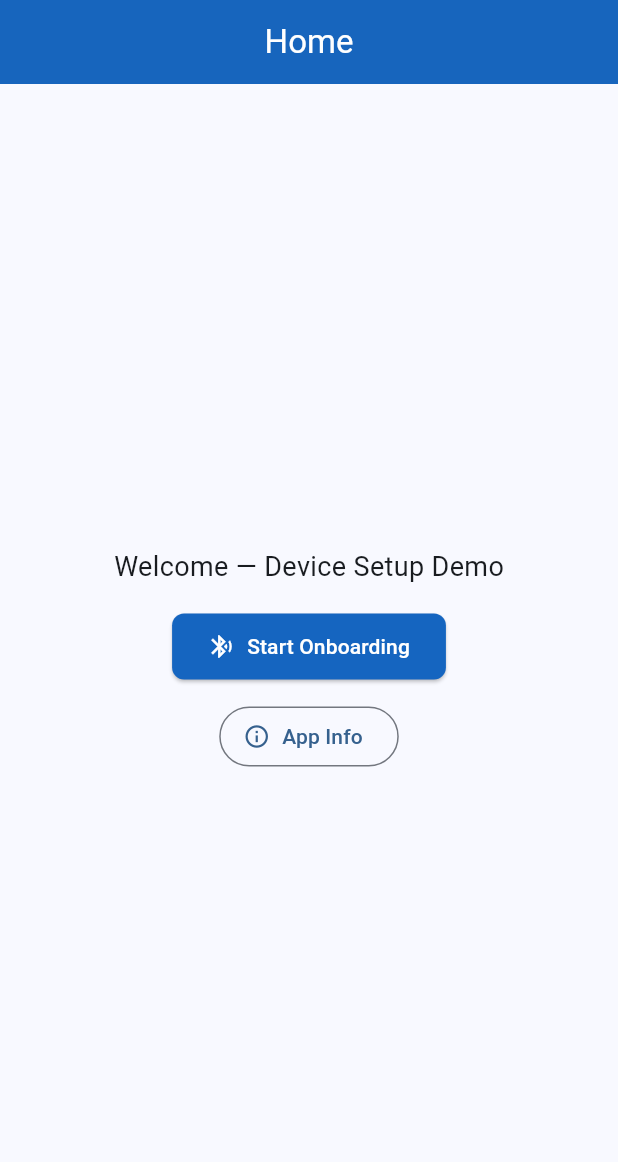
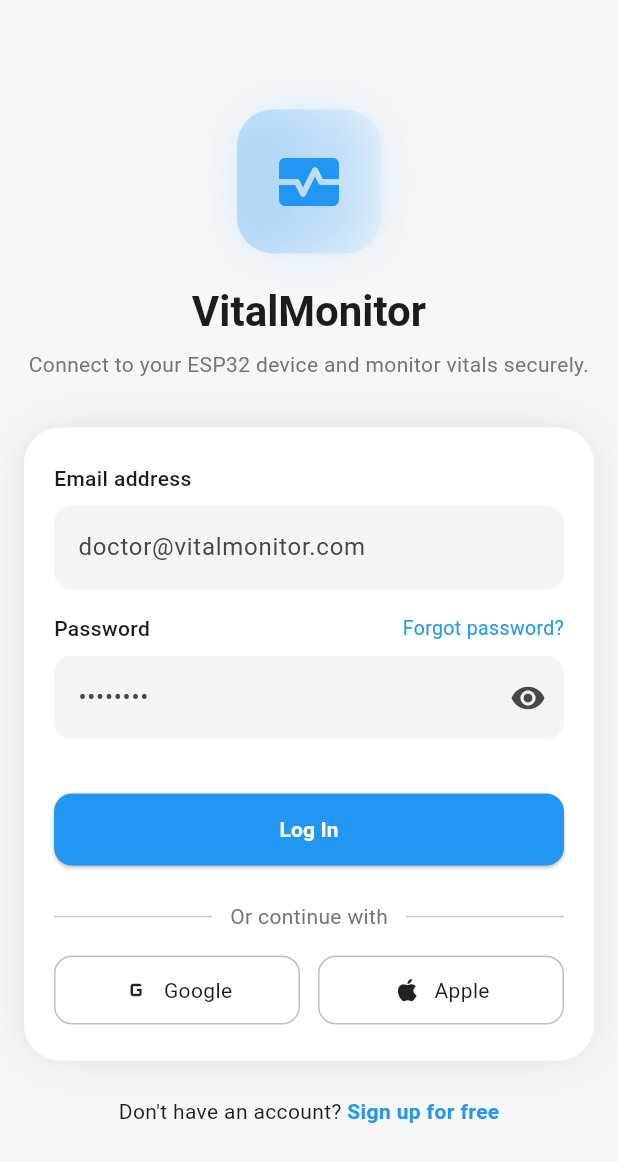
Before and after one commit to AntonyCJ30/ESP32_Monitoring_app, a Flutter app: the screen it shows after launch, on a phone screen of 412 x 824 dp. Shown: the top 1162 px of the screen. Run offline on Flutter 3.47's test engine with Material 3 defaults, Android fonts, the phone set to English and light mode, and no system bars; our stand-ins replace flutter_blue_plus, permission_handler, shared_preferences.

Commit message:
Add authentication flow with auto-login and app entry screen

```diff
--- /dev/null
+++ b/lib/auth/auth_controller.dart
@@ -0,0 +1,51 @@
+import 'package:flutter/material.dart';
+import 'auth_service.dart';
+
+class AuthController extends ChangeNotifier {
+  final AuthService _service;
+
+  AuthController(this._service);
+
+  bool loading = true;     // for splash / auto-login
+  bool loggedIn = false;   // auth state
+  String? error;           // error message for UI
+
+  /// CALLED ON APP START (auto-login)
+  Future<void> checkAutoLogin() async {
+    loggedIn = await _service.isLoggedIn();
+    loading = false;
+    notifyListeners();
+  }
+
+  /// LOGIN CALLED FROM LoginScreen
+  Future<bool> login(String email, String password) async {
+    if (email.isEmpty || password.isEmpty) {
+      error = "Email and password required";
+      notifyListeners();
+      return false;
+    }
+
+    loading = true;
+    error = null;
+    notifyListeners();
+
+    final success = await _service.login(email, password);
+
+    loading = false;
+    loggedIn = success;
+
+    if (!success) {
+      error = "Invalid credentials";
+    }
+
+    notifyListeners();
+    return success;
+  }
+
+  /// LOGOUT
+  Future<void> logout() async {
+    await _service.logout();
+    loggedIn = false;
+    notifyListeners();
+  }
+}
--- /dev/null
+++ b/lib/auth/auth_model.dart
@@ -0,0 +1,25 @@
+class LoginModel {
+  final String email;
+  final String password;
+
+  LoginModel({
+    required this.email,
+    required this.password,
+  });
+
+  /// Convert model → JSON (for API calls)
+  Map<String, dynamic> toJson() {
+    return {
+      'email': email,
+      'password': password,
+    };
+  }
+
+  /// Create model from JSON (if needed later)
+  factory LoginModel.fromJson(Map<String, dynamic> json) {
+    return LoginModel(
+      email: json['email'] as String,
+      password: json['password'] as String,
+    );
+  }
+}
--- /dev/null
+++ b/lib/auth/auth_service.dart
@@ -0,0 +1,32 @@
+import 'package:shared_preferences/shared_preferences.dart';
+
+class AuthService {
+  static const String _loginKey = 'is_logged_in';
+
+  /// LOGIN (mock for now)
+  Future<bool> login(String email, String password) async {
+    // simulate network delay
+    await Future.delayed(const Duration(seconds: 2));
+
+    // mock credentials
+    if (email == "test@mediapp.com" && password == "123456") {
+      final prefs = await SharedPreferences.getInstance();
+      await prefs.setBool(_loginKey, true);
+      return true;
+    }
+
+    return false;
+  }
+
+  /// AUTO LOGIN CHECK (on app start)
+  Future<bool> isLoggedIn() async {
+    final prefs = await SharedPreferences.getInstance();
+    return prefs.getBool(_loginKey) ?? false;
+  }
+
+  /// LOGOUT
+  Future<void> logout() async {
+    final prefs = await SharedPreferences.getInstance();
+    await prefs.remove(_loginKey);
+  }
+}
--- a/lib/main.dart
+++ b/lib/main.dart
@@ -1,10 +1,24 @@
 import 'package:flutter/material.dart';
+import 'package:provider/provider.dart';
 
+import 'auth/auth_controller.dart';
+import 'auth/auth_service.dart';
+
+import 'screens/app_entry_screen.dart';
 import 'screens/home_screen.dart';
 import 'routes/onboarding_screen_routes.dart';
 
 void main() {
-  runApp(const MyApp());
+  runApp(
+    MultiProvider(
+      providers: [
+        ChangeNotifierProvider<AuthController>(
+          create: (_) => AuthController(AuthService()),
+        ),
+      ],
+      child: const MyApp(),
+    ),
+  );
 }
 
 class MyApp extends StatelessWidget {
@@ -16,23 +30,23 @@ class MyApp extends StatelessWidget {
       title: 'Device Setup App',
       debugShowCheckedModeBanner: false,
 
-      //  GLOBAL APP STYLES (UNCHANGED)
+      // ✅ GLOBAL APP STYLES (UNCHANGED)
       theme: ThemeData(
         useMaterial3: true,
         colorScheme: ColorScheme.fromSeed(
           seedColor: Colors.blue,
         ),
         appBarTheme: const AppBarTheme(
-          backgroundColor: Color(0xFF1565C0), // professional blue
+          backgroundColor: Color(0xFF1565C0),
           foregroundColor: Colors.white,
           elevation: 2,
           centerTitle: true,
         ),
         elevatedButtonTheme: ElevatedButtonThemeData(
           style: ElevatedButton.styleFrom(
-            backgroundColor: const Color(0xFF1565C0),
+            backgroundColor: Color(0xFF1565C0),
             foregroundColor: Colors.white,
-            padding: const EdgeInsets.symmetric(
+            padding: EdgeInsets.symmetric(
               horizontal: 24,
               vertical: 12,
             ),
@@ -43,14 +57,13 @@ class MyApp extends StatelessWidget {
         ),
       ),
 
-      // ROUTING
-      initialRoute: HomeScreen.routeName,
+      // ✅ AUTH-AWARE ENTRY POINT
+      home: const AppEntryScreen(),
+
+      // ✅ KEEP YOUR EXISTING ROUTES
       routes: {
         HomeScreen.routeName: (context) => const HomeScreen(),
-
-        // IMPORTANT: route → provider → screen
-        OnboardingRoute.routeName: (context) =>
-            const OnboardingRoute(),
+        OnboardingRoute.routeName: (context) => const OnboardingRoute(),
       },
     );
   }
--- /dev/null
+++ b/lib/screens/app_entry_screen.dart
@@ -0,0 +1,39 @@
+import 'package:flutter/material.dart';
+import 'package:provider/provider.dart';
+
+import '../auth/auth_controller.dart';
+import 'login_screen.dart';
+import 'home_screen.dart';
+
+class AppEntryScreen extends StatefulWidget {
+  const AppEntryScreen({super.key});
+
+  @override
+  State<AppEntryScreen> createState() => _AppEntryScreenState();
+}
+
+class _AppEntryScreenState extends State<AppEntryScreen> {
+  @override
+  void initState() {
+    super.initState();
+    // auto-login check on app start
+    context.read<AuthController>().checkAutoLogin();
+  }
+
+  @override
+  Widget build(BuildContext context) {
+    final auth = context.watch<AuthController>();
+
+    // Loading / splash state
+    if (auth.loading) {
+      return const Scaffold(
+        body: Center(child: CircularProgressIndicator()),
+      );
+    }
+
+    // Auth-based navigation
+    return auth.loggedIn
+        ? const HomeScreen()
+        :  LoginScreen();
+  }
+}
--- a/lib/screens/home_screen.dart
+++ b/lib/screens/home_screen.dart
@@ -1,7 +1,8 @@
 import 'package:flutter/material.dart';
 
 class HomeScreen extends StatelessWidget {
-  static const String routeName = '/';
+  static const routeName = '/home';
+
 
   const HomeScreen({super.key});
 
--- /dev/null
+++ b/lib/screens/login_screen.dart
@@ -0,0 +1,285 @@
+import 'package:flutter/material.dart';
+import 'package:provider/provider.dart';
+import '../auth/auth_controller.dart';
+
+class LoginScreen extends StatelessWidget {
+  LoginScreen({super.key});
+
+  final emailCtrl = TextEditingController();
+  final passCtrl = TextEditingController();
+
+  @override
+  Widget build(BuildContext context) {
+    final auth = context.watch<AuthController>();
+    final isDark = Theme.of(context).brightness == Brightness.dark;
+
+    return Scaffold(
+      backgroundColor: isDark ? const Color(0xFF101C22) : const Color(0xFFF6F7F8),
+      body: Center(
+        child: SingleChildScrollView(
+          padding: const EdgeInsets.symmetric(horizontal: 16, vertical: 24),
+          child: Column(
+            mainAxisAlignment: MainAxisAlignment.center,
+            children: [
+              /// 🔷 Logo Card
+              Container(
+                height: 96,
+                width: 96,
+                decoration: BoxDecoration(
+                  borderRadius: BorderRadius.circular(24),
+                  gradient: LinearGradient(
+                    colors: [
+                      Colors.blue.withOpacity(0.25),
+                      Colors.blue.withOpacity(0.05),
+                    ],
+                  ),
+                  boxShadow: [
+                    BoxShadow(
+                      color: Colors.blue.withOpacity(0.15),
+                      blurRadius: 24,
+                    )
+                  ],
+                ),
+                child: const Icon(
+                  Icons.monitor_heart,
+                  size: 48,
+                  color: Colors.blue,
+                ),
+              ),
+
+              const SizedBox(height: 20),
+
+              /// 🔷 App Title
+              Text(
+                "VitalMonitor",
+                style: Theme.of(context).textTheme.headlineMedium?.copyWith(
+                      fontWeight: FontWeight.bold,
+                    ),
+              ),
+
+              const SizedBox(height: 8),
+
+              /// 🔷 Subtitle
+              Text(
+                "Connect to your ESP32 device and monitor vitals securely.",
+                textAlign: TextAlign.center,
+                style: TextStyle(
+                  color: isDark ? Colors.grey[400] : Colors.grey[600],
+                ),
+              ),
+
+              const SizedBox(height: 32),
+
+              /// 🔷 Login Card
+              Container(
+                width: double.infinity,
+                constraints: const BoxConstraints(maxWidth: 420),
+                padding: const EdgeInsets.symmetric(horizontal: 20, vertical: 24),
+                decoration: BoxDecoration(
+                  color: isDark ? const Color(0xFF1A2C36) : Colors.white,
+                  borderRadius: BorderRadius.circular(24),
+                  boxShadow: [
+                    BoxShadow(
+                      color: isDark
+                          ? Colors.black.withOpacity(0.25)
+                          : Colors.grey.withOpacity(0.25),
+                      blurRadius: 24,
+                    ),
+                  ],
+                ),
+                child: Column(
+                  crossAxisAlignment: CrossAxisAlignment.start,
+                  children: [
+                    /// Email
+                    const Text(
+                      "Email address",
+                      style: TextStyle(fontWeight: FontWeight.w500),
+                    ),
+                    const SizedBox(height: 8),
+                    TextField(
+                      controller: emailCtrl,
+                      keyboardType: TextInputType.emailAddress,
+                      decoration: _inputDecoration(
+                        hint: "doctor@vitalmonitor.com",
+                        isDark: isDark,
+                      ),
+                    ),
+
+                    const SizedBox(height: 16),
+
+                    /// Password + Forgot
+                    Row(
+                      mainAxisAlignment: MainAxisAlignment.spaceBetween,
+                      children: const [
+                        Text(
+                          "Password",
+                          style: TextStyle(fontWeight: FontWeight.w500),
+                        ),
+                        Text(
+                          "Forgot password?",
+                          style: TextStyle(
+                            color: Colors.blue,
+                            fontSize: 13,
+                          ),
+                        ),
+                      ],
+                    ),
+                    const SizedBox(height: 8),
+                    TextField(
+                      controller: passCtrl,
+                      obscureText: true,
+                      decoration: _inputDecoration(
+                        hint: "••••••••",
+                        isDark: isDark,
+                        suffix: Icons.visibility,
+                      ),
+                    ),
+
+                    const SizedBox(height: 20),
+
+                    /// Error
+                    if (auth.error != null)
+                      Text(
+                        auth.error!,
+                        style: const TextStyle(color: Colors.red),
+                      ),
+
+                    const SizedBox(height: 16),
+
+                    /// Login Button
+                    SizedBox(
+                      width: double.infinity,
+                      child: ElevatedButton(
+                        onPressed: auth.loading
+                            ? null
+                            : () {
+                                auth.login(
+                                  emailCtrl.text,
+                                  passCtrl.text,
+                                );
+                              },
+                        style: ElevatedButton.styleFrom(
+                          padding: const EdgeInsets.symmetric(vertical: 14),
+                          backgroundColor: Colors.blue,
+                          shape: RoundedRectangleBorder(
+                            borderRadius: BorderRadius.circular(12),
+                          ),
+                        ),
+                        child: auth.loading
+                            ? const CircularProgressIndicator(color: Colors.white)
+                            : const Text(
+                                "Log In",
+                                style: TextStyle(fontWeight: FontWeight.w600),
+                              ),
+                      ),
+                    ),
+
+                    const SizedBox(height: 24),
+
+                    /// Divider
+                    Row(
+                      children: [
+                        const Expanded(child: Divider()),
+                        Padding(
+                          padding: const EdgeInsets.symmetric(horizontal: 12),
+                          child: Text(
+                            "Or continue with",
+                            style: TextStyle(
+                              color:
+                                  isDark ? Colors.grey[400] : Colors.grey[600],
+                            ),
+                          ),
+                        ),
+                        const Expanded(child: Divider()),
+                      ],
+                    ),
+
+                    const SizedBox(height: 16),
+
+                    /// Social Buttons
+                    Row(
+                      children: [
+                        _socialButton(
+                          icon: Icons.g_mobiledata,
+                          label: "Google",
+                          isDark: isDark,
+                        ),
+                        const SizedBox(width: 12),
+                        _socialButton(
+                          icon: Icons.apple,
+                          label: "Apple",
+                          isDark: isDark,
+                        ),
+                      ],
+                    ),
+                  ],
+                ),
+              ),
+
+              const SizedBox(height: 24),
+
+              /// Footer
+              Row(
+                mainAxisAlignment: MainAxisAlignment.center,
+                children: const [
+                  Text("Don't have an account? "),
+                  Text(
+                    "Sign up for free",
+                    style: TextStyle(
+                      color: Colors.blue,
+                      fontWeight: FontWeight.w600,
+                    ),
+                  ),
+                ],
+              ),
+            ],
+          ),
+        ),
+      ),
+    );
+  }
+
+  /// 🔧 Input decoration helper
+  static InputDecoration _inputDecoration({
+    required String hint,
+    required bool isDark,
+    IconData? suffix,
+  }) {
+    return InputDecoration(
+      hintText: hint,
+      suffixIcon: suffix != null ? Icon(suffix) : null,
+      filled: true,
+      fillColor: isDark ? Colors.black26 : Colors.grey[100],
+      border: OutlineInputBorder(
+        borderRadius: BorderRadius.circular(12),
+        borderSide: BorderSide.none,
+      ),
+    );
+  }
+
+  /// 🔧 Social button helper
+  static Expanded _socialButton({
+    required IconData icon,
+    required String label,
+    required bool isDark,
+  }) {
+    return Expanded(
+      child: Container(
+        padding: const EdgeInsets.symmetric(vertical: 12),
+        decoration: BoxDecoration(
+          color: isDark ? Colors.grey[850] : Colors.white,
+          borderRadius: BorderRadius.circular(12),
+          border: Border.all(color: Colors.grey.shade400),
+        ),
+        child: Row(
+          mainAxisAlignment: MainAxisAlignment.center,
+          children: [
+            Icon(icon, size: 20),
+            const SizedBox(width: 8),
+            Text(label),
+          ],
+        ),
+      ),
+    );
+  }
+}
--- a/pubspec.yaml
+++ b/pubspec.yaml
@@ -36,6 +36,7 @@ dependencies:
   flutter_blue_plus: ^1.32.0
   permission_handler: ^11.3.0
   provider: ^6.1.2
+  shared_preferences: ^2.2.2
 
 
   # The following adds the Cupertino Icons font to your application.
```
Also changed, not shown: pubspec.lock, 1 other file.
